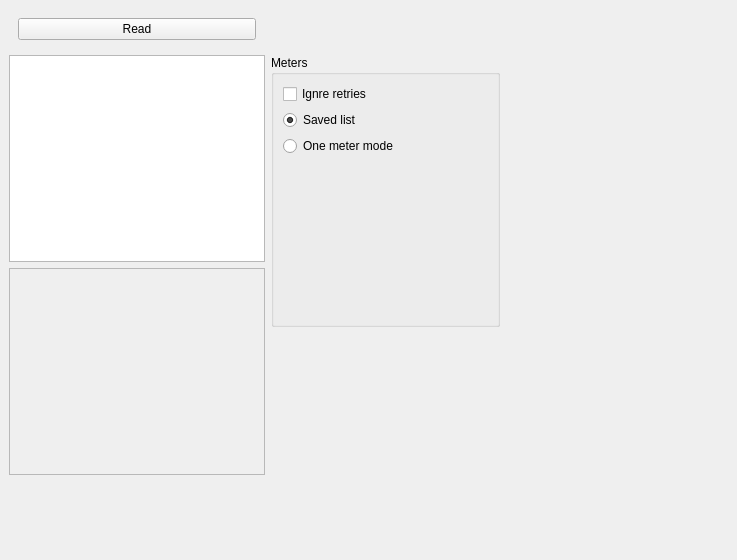
This is zbyrator-src/startpagepoll.ui in KTS-Intek/quick-collect as Qt 5 draws it before an edit. The edited form follows.
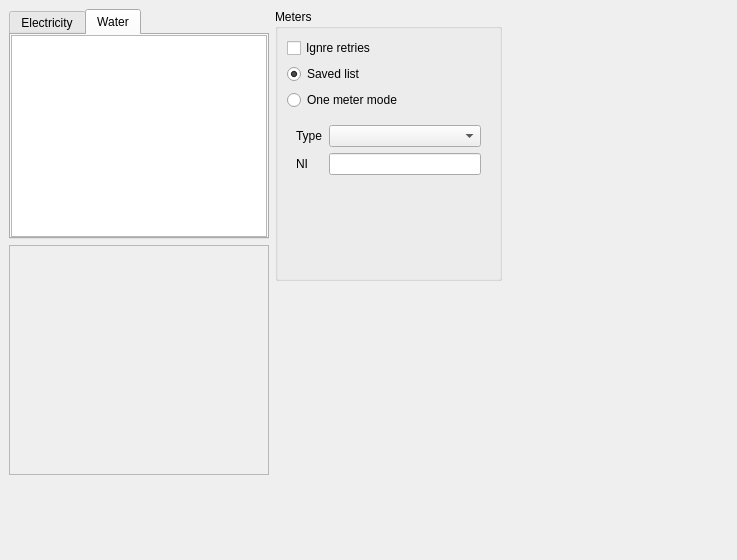
This is the edited form. The open tabs and pages were chosen to show the change. Icons and pictures are not drawn.

What changed in the file:
```diff
--- a/zbyrator-src/startpagepoll.ui
+++ b/zbyrator-src/startpagepoll.ui
@@ -50,56 +50,34 @@
       </attribute>
       <layout class="QGridLayout" name="gridLayout_2">
        <item row="0" column="0">
-        <widget class="QWidget" name="wdgtZbyrator" native="true">
-         <property name="sizePolicy">
-          <sizepolicy hsizetype="Expanding" vsizetype="Preferred">
-           <horstretch>0</horstretch>
-           <verstretch>0</verstretch>
-          </sizepolicy>
-         </property>
-         <property name="minimumSize">
-          <size>
-           <width>0</width>
-           <height>0</height>
-          </size>
-         </property>
-         <layout class="QHBoxLayout" name="horizontalLayout">
-          <item>
-           <widget class="QPushButton" name="pbReadDb">
-            <property name="sizePolicy">
-             <sizepolicy hsizetype="Expanding" vsizetype="Preferred">
-              <horstretch>114</horstretch>
-              <verstretch>0</verstretch>
-             </sizepolicy>
-            </property>
-            <property name="text">
-             <string>Read</string>
-            </property>
-            <property name="icon">
-             <iconset resource="../res.qrc">
-              <normaloff>:/katynko/svg/flag-green.svg</normaloff>:/katynko/svg/flag-green.svg</iconset>
-            </property>
-           </widget>
-          </item>
-         </layout>
-        </widget>
-       </item>
-       <item row="1" column="2">
-        <spacer name="horizontalSpacer_2">
-         <property name="orientation">
-          <enum>Qt::Horizontal</enum>
-         </property>
-         <property name="sizeHint" stdset="0">
-          <size>
-           <width>146</width>
-           <height>274</height>
-          </size>
-         </property>
-        </spacer>
-       </item>
-       <item row="1" column="0">
         <layout class="QVBoxLayout" name="verticalLayout_5">
          <item>
+          <widget class="QTabWidget" name="tbwTypeOfMeter">
+           <property name="currentIndex">
+            <number>0</number>
+           </property>
+           <widget class="QWidget" name="tab_2">
+            <attribute name="icon">
+             <iconset resource="../res.qrc">
+              <normaloff>:/katynko/svg4/sc_symbolshapes.lightning.svg</normaloff>:/katynko/svg4/sc_symbolshapes.lightning.svg</iconset>
+            </attribute>
+            <attribute name="title">
+             <string>Electricity</string>
+            </attribute>
+            <layout class="QVBoxLayout" name="verticalLayout">
+             <property name="leftMargin">
+              <number>0</number>
+             </property>
+             <property name="topMargin">
+              <number>0</number>
+             </property>
+             <property name="rightMargin">
+              <number>0</number>
+             </property>
+             <property name="bottomMargin">
+              <number>0</number>
+             </property>
+             <item>
           <widget class="QListView" name="lvMeterDataProfile">
            <property name="sizePolicy">
             <sizepolicy hsizetype="Preferred" vsizetype="Expanding">
@@ -144,6 +122,78 @@
            </property>
           </widget>
          </item>
+            </layout>
+           </widget>
+           <widget class="QWidget" name="tab_3">
+            <attribute name="icon">
+             <iconset resource="../res.qrc">
+              <normaloff>:/katynko/svg4/lc_fillcolor.svg</normaloff>:/katynko/svg4/lc_fillcolor.svg</iconset>
+            </attribute>
+            <attribute name="title">
+             <string>Water</string>
+            </attribute>
+            <layout class="QVBoxLayout" name="verticalLayout_7">
+             <property name="leftMargin">
+              <number>0</number>
+             </property>
+             <property name="topMargin">
+              <number>0</number>
+             </property>
+             <property name="rightMargin">
+              <number>0</number>
+             </property>
+             <property name="bottomMargin">
+              <number>0</number>
+             </property>
+             <item>
+              <widget class="QListView" name="lvMeterDataProfile_2">
+               <property name="sizePolicy">
+                <sizepolicy hsizetype="Preferred" vsizetype="Expanding">
+                 <horstretch>0</horstretch>
+                 <verstretch>0</verstretch>
+                </sizepolicy>
+               </property>
+               <property name="font">
+                <font>
+                 <pointsize>12</pointsize>
+                </font>
+               </property>
+               <property name="mouseTracking">
+                <bool>false</bool>
+               </property>
+               <property name="editTriggers">
+                <set>QAbstractItemView::NoEditTriggers</set>
+               </property>
+               <property name="showDropIndicator" stdset="0">
+                <bool>false</bool>
+               </property>
+               <property name="dragDropMode">
+                <enum>QAbstractItemView::DragOnly</enum>
+               </property>
+               <property name="alternatingRowColors">
+                <bool>true</bool>
+               </property>
+               <property name="selectionMode">
+                <enum>QAbstractItemView::SingleSelection</enum>
+               </property>
+               <property name="movement">
+                <enum>QListView::Free</enum>
+               </property>
+               <property name="flow">
+                <enum>QListView::TopToBottom</enum>
+               </property>
+               <property name="layoutMode">
+                <enum>QListView::Batched</enum>
+               </property>
+               <property name="selectionRectVisible">
+                <bool>true</bool>
+               </property>
+              </widget>
+             </item>
+            </layout>
+           </widget>
+          </widget>
+         </item>
          <item>
           <widget class="QFrame" name="frame">
            <property name="sizePolicy">
@@ -195,7 +245,20 @@
          </item>
         </layout>
        </item>
-       <item row="1" column="1">
+       <item row="0" column="2">
+        <spacer name="horizontalSpacer_2">
+         <property name="orientation">
+          <enum>Qt::Horizontal</enum>
+         </property>
+         <property name="sizeHint" stdset="0">
+          <size>
+           <width>146</width>
+           <height>274</height>
+          </size>
+         </property>
+        </spacer>
+       </item>
+       <item row="0" column="1">
         <layout class="QVBoxLayout" name="verticalLayout_6">
          <item>
           <widget class="QGroupBox" name="groupBox">
@@ -236,7 +299,7 @@
             <item>
              <widget class="QStackedWidget" name="swMeterMode">
               <property name="currentIndex">
-               <number>0</number>
+               <number>2</number>
               </property>
               <widget class="QWidget" name="page">
                <layout class="QVBoxLayout" name="verticalLayout_4">
@@ -327,6 +390,47 @@
                 </item>
                </layout>
               </widget>
+              <widget class="QWidget" name="page_3">
+               <layout class="QGridLayout" name="gridLayout_3">
+                <item row="0" column="0">
+                 <widget class="QLabel" name="label_7">
+                  <property name="text">
+                   <string>Type</string>
+                  </property>
+                 </widget>
+                </item>
+                <item row="0" column="1">
+                 <widget class="QComboBox" name="cbxOneMeterModel_2"/>
+                </item>
+                <item row="1" column="0">
+                 <widget class="QLabel" name="label_6">
+                  <property name="text">
+                   <string>NI</string>
+                  </property>
+                 </widget>
+                </item>
+                <item row="1" column="1">
+                 <widget class="QLineEdit" name="leOneMeterNI_2">
+                  <property name="clearButtonEnabled">
+                   <bool>true</bool>
+                  </property>
+                 </widget>
+                </item>
+                <item row="2" column="1">
+                 <spacer name="verticalSpacer_2">
+                  <property name="orientation">
+                   <enum>Qt::Vertical</enum>
+                  </property>
+                  <property name="sizeHint" stdset="0">
+                   <size>
+                    <width>20</width>
+                    <height>76</height>
+                   </size>
+                  </property>
+                 </spacer>
+                </item>
+               </layout>
+              </widget>
              </widget>
             </item>
            </layout>
```
Lines whose indentation alone changed are shown as unchanged.
